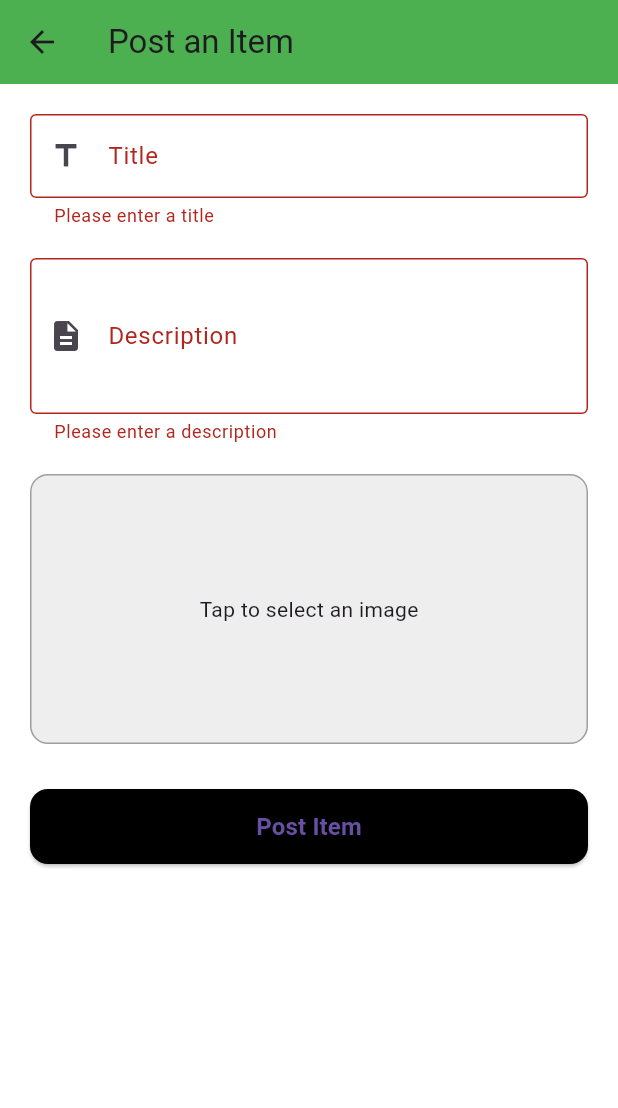
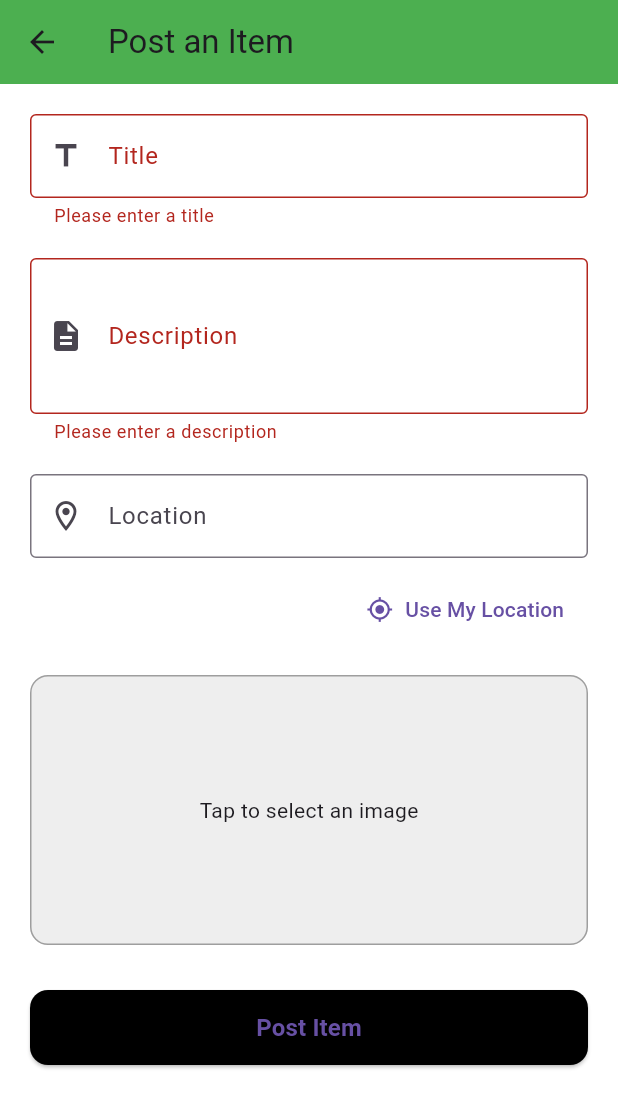
Before and after one commit to chitti-a7r4/giveit-away, a Flutter app: the PostScreen screen opened directly, after a tap on "Post Item", on a phone screen of 412 x 824 dp. Shown: the top 1108 px of the screen. Run offline on Flutter 3.47's test engine with Material 3 defaults, Android fonts, the light colour scheme and no system bars; our stand-ins replace firebase_auth, firebase_core, firebase_storage, geocoding, geolocator, google_sign_in and 3 more; accounts and stored records are empty.

Commit message:
images succesfully uploading

```diff
--- a/flutter_launcher_icons.yaml
+++ b/flutter_launcher_icons.yaml
@@ -1,6 +1,6 @@
 # flutter pub run flutter_launcher_icons
 flutter_launcher_icons:
-  image_path: "assets/icon/icon.png"
+  image_path: "assets/icon.png"
 
   android: "launcher_icon"
   # image_path_android: "assets/icon/icon.png"
--- a/lib/screens/post_screen.dart
+++ b/lib/screens/post_screen.dart
@@ -1,7 +1,10 @@
 import 'dart:io';
+import 'package:firebase_storage/firebase_storage.dart';
 import 'package:flutter/material.dart';
 import 'package:image_picker/image_picker.dart';
 import 'package:logger/logger.dart';
+import 'package:geolocator/geolocator.dart';
+import 'package:geocoding/geocoding.dart';
 
 final Logger _logger = Logger();
 
@@ -16,8 +19,10 @@ class _PostScreenState extends State<PostScreen> {
   final _formKey = GlobalKey<FormState>();
   final TextEditingController _titleController = TextEditingController();
   final TextEditingController _descriptionController = TextEditingController();
+  final TextEditingController _locationController = TextEditingController();
   File? _selectedImage;
   final picker = ImagePicker();
+  final FirebaseStorage _storage = FirebaseStorage.instance;
 
   Future<void> _pickImage() async {
     final pickedFile = await picker.pickImage(source: ImageSource.gallery);
@@ -27,7 +32,58 @@ class _PostScreenState extends State<PostScreen> {
     }
   }
 
-  void _submitPost() {
+  Future<void> _getLocation() async {
+    try {
+      LocationPermission permission = await Geolocator.checkPermission();
+      if (permission == LocationPermission.denied || permission == LocationPermission.deniedForever) {
+        permission = await Geolocator.requestPermission();
+        if (permission != LocationPermission.always && permission != LocationPermission.whileInUse) {
+          ScaffoldMessenger.of(context).showSnackBar(
+            const SnackBar(content: Text("Location permission denied.")),
+          );
+          return;
+        }
+      }
+
+      Position position = await Geolocator.getCurrentPosition(desiredAccuracy: LocationAccuracy.high);
+      List<Placemark> placemarks = await placemarkFromCoordinates(position.latitude, position.longitude);
+      Placemark place = placemarks[0];
+      String address = "${place.locality}, ${place.administrativeArea}, ${place.country}";
+
+      _logger.i("Fetched location: $address");
+
+      setState(() {
+        _locationController.text = address;
+      });
+    } catch (e) {
+      _logger.e("Error getting location: $e");
+      ScaffoldMessenger.of(context).showSnackBar(
+        const SnackBar(content: Text("Unable to get location. Try again.")),
+      );
+    }
+  }
+
+  // Function to upload the selected image to Firebase Storage
+  Future<String?> _uploadImage(File image) async {
+    try {
+      // Generate a unique filename using current time
+      String fileName = DateTime.now().millisecondsSinceEpoch.toString();
+      Reference storageReference = _storage.ref().child('images/$fileName');
+
+      // Upload the image
+      UploadTask uploadTask = storageReference.putFile(image);
+      TaskSnapshot snapshot = await uploadTask;
+
+      // Get and return the download URL
+      String downloadUrl = await snapshot.ref.getDownloadURL();
+      return downloadUrl;
+    } catch (e) {
+      _logger.e("Error uploading image: $e");
+      return null;
+    }
+  }
+
+  void _submitPost() async {
     if (_formKey.currentState!.validate()) {
       if (_selectedImage == null) {
         ScaffoldMessenger.of(context).showSnackBar(
@@ -36,12 +92,23 @@ class _PostScreenState extends State<PostScreen> {
         return;
       }
 
-      // Logging user input
+      if (_locationController.text.isEmpty) {
+        ScaffoldMessenger.of(context).showSnackBar(
+          const SnackBar(content: Text("Please get your location.")),
+        );
+        return;
+      }
+
+      // Upload image to Firebase Storage
+      String? imageUrl = await _uploadImage(_selectedImage!);
+
+      if (imageUrl != null) {
+        // Logging user input and image URL
         _logger.i('Title: ${_titleController.text}');
         _logger.i('Description: ${_descriptionController.text}');
-      _logger.i('Image path: ${_selectedImage!.path}');
+        _logger.i('Location: ${_locationController.text}');
+        _logger.i('Image URL: $imageUrl');
 
-      // Simulate success
         ScaffoldMessenger.of(context).showSnackBar(
           const SnackBar(content: Text("Item posted successfully!")),
         );
@@ -49,9 +116,15 @@ class _PostScreenState extends State<PostScreen> {
         // Clear inputs
         _titleController.clear();
         _descriptionController.clear();
+        _locationController.clear();
         setState(() {
           _selectedImage = null;
         });
+      } else {
+        ScaffoldMessenger.of(context).showSnackBar(
+          const SnackBar(content: Text("Image upload failed. Please try again.")),
+        );
+      }
     }
   }
 
@@ -92,6 +165,29 @@ class _PostScreenState extends State<PostScreen> {
                 ),
                 validator: (value) =>
                     value == null || value.isEmpty ? 'Please enter a description' : null,
+              ),
+              const SizedBox(height: 20),
+
+              // Location Field
+              TextFormField(
+                controller: _locationController,
+                readOnly: true,
+                decoration: const InputDecoration(
+                  labelText: 'Location',
+                  prefixIcon: Icon(Icons.location_on_outlined),
+                  border: OutlineInputBorder(),
+                ),
+              ),
+              const SizedBox(height: 10),
+
+              // Get Location Button
+              Align(
+                alignment: Alignment.centerRight,
+                child: TextButton.icon(
+                  onPressed: _getLocation,
+                  icon: const Icon(Icons.my_location),
+                  label: const Text("Use My Location"),
+                ),
               ),
               const SizedBox(height: 20),
 
--- a/pubspec.yaml
+++ b/pubspec.yaml
@@ -43,6 +43,9 @@ dependencies:
   firebase_storage: ^12.4.5
   google_sign_in: ^6.3.0
   logger: ^2.0.2
+  geolocator: ^13.0.4
+  geocoding: ^3.0.0
+  image: ^4.5.4
 
 
 dev_dependencies:
```
Also changed, not shown: lib/main.dart (+37 -22 lines), lib/screens/login_screen.dart (+18 -5 lines), lib/screens/register_screen.dart (+19 -2 lines), pubspec.lock, 32 other files. Lines whose indentation alone changed are shown as unchanged.
